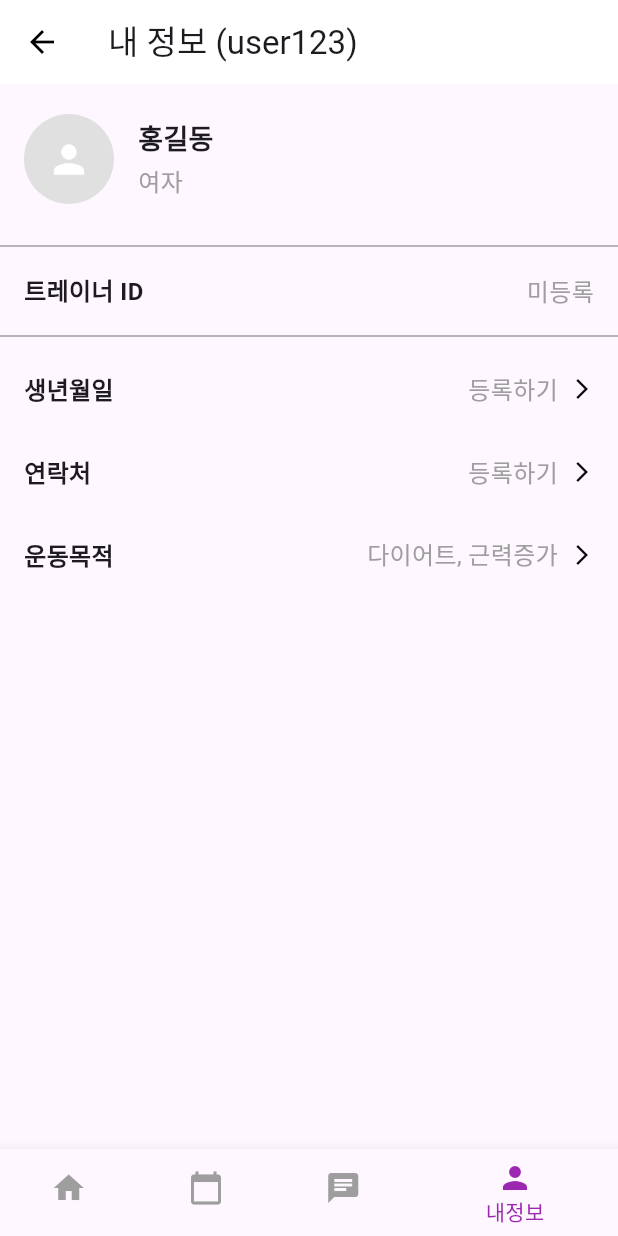
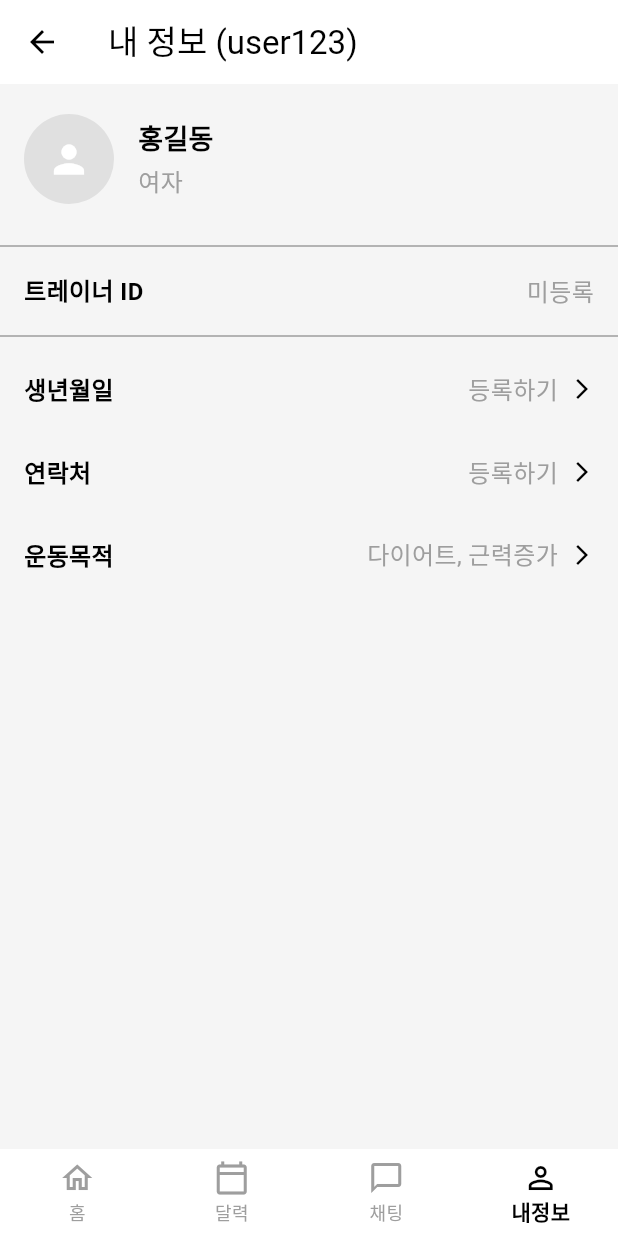
Before and after one commit to akyung123/-PT-, a Flutter app: the TabsUserScreen screen opened by its route, item 4 of the bottom bar chosen, on a phone screen of 412 x 824 dp. Run offline on Flutter 3.47's test engine with Material 3 defaults, Android fonts, the phone set to English and light mode, and no system bars; our stand-ins replace cloud_firestore, firebase_auth, firebase_core, shared_preferences, table_calendar; accounts and stored records are empty.

Commit message:
홈, 네비게이션바, 챗, 내정보란 디자인 변경

```diff
--- a/lib/screen/tabs/tabs_user_screen.dart
+++ b/lib/screen/tabs/tabs_user_screen.dart
@@ -36,23 +36,24 @@ class _TabsUserScreenState extends State<TabsUserScreen> {
     return Scaffold(
       body: _screens[_selectedIndex],
       bottomNavigationBar: BottomNavigationBar(
-        // currentIndex: _selectedIndex,
-        // onTap: (index) {
-        //   setState(() {
-        //     _selectedIndex = index;
-        //   });
-        // },
         backgroundColor: Colors.white,
         currentIndex: _selectedIndex,
         onTap: _onItemTapped,
-        selectedItemColor: Colors.purple, // 선택된 항목의 색상
+        selectedItemColor: Colors.black, // 선택된 항목의 색상
         unselectedItemColor: Colors.grey, // 선택되지 않은 항목의 색상
+        selectedLabelStyle: const TextStyle(fontWeight: FontWeight.bold),
+        unselectedLabelStyle: const TextStyle(fontWeight: FontWeight.normal),
+        type: BottomNavigationBarType.fixed, // 아이콘과 라벨 모두 표시
+        elevation: 0, // 그림자 제거
         items: const [
-          BottomNavigationBarItem(icon: Icon(Icons.home), label: '홈'),
           BottomNavigationBarItem(
-              icon: Icon(Icons.calendar_today), label: '달력'),
-          BottomNavigationBarItem(icon: Icon(Icons.chat), label: '채팅'),
-          BottomNavigationBarItem(icon: Icon(Icons.person), label: '내정보'),
+              icon: Icon(Icons.home_outlined), label: '홈'),
+          BottomNavigationBarItem(
+              icon: Icon(Icons.calendar_today_outlined), label: '달력'),
+          BottomNavigationBarItem(
+              icon: Icon(Icons.chat_bubble_outline), label: '채팅'),
+          BottomNavigationBarItem(
+              icon: Icon(Icons.person_outline), label: '내정보'),
         ],
       ),
     );
--- a/lib/screen/user/profile_user_screen.dart
+++ b/lib/screen/user/profile_user_screen.dart
@@ -11,7 +11,10 @@ class ProfileUserScreen extends StatelessWidget {
   Widget build(BuildContext context) {
     return Scaffold(
       appBar: AppBar(
-        title: Text('내 정보 ($memberId)'), // memberId를 제목에 표시
+        title: Text(
+          '내 정보 ($memberId)',
+          style: const TextStyle(color: Colors.black),
+        ), // memberId를 제목에 표시
         backgroundColor: Colors.white,
         elevation: 0,
         leading: IconButton(
@@ -21,6 +24,7 @@ class ProfileUserScreen extends StatelessWidget {
           },
         ),
       ),
+      backgroundColor: Colors.grey[100],
       body: Column(
         children: [
           // 사용자 기본 정보
@@ -41,8 +45,10 @@ class ProfileUserScreen extends StatelessWidget {
                   children: [
                     Text(
                       '홍길동', // 사용자 이름 (임시 값, Firestore 연동 필요)
-                      style:
-                          TextStyle(fontSize: 18, fontWeight: FontWeight.bold),
+                      style: TextStyle(
+                          fontSize: 18,
+                          fontWeight: FontWeight.bold,
+                          color: Colors.black),
                     ),
                     SizedBox(height: 4),
                     Text(
@@ -65,7 +71,10 @@ class ProfileUserScreen extends StatelessWidget {
               children: [
                 const Text(
                   '트레이너 ID',
-                  style: TextStyle(fontSize: 16, fontWeight: FontWeight.bold),
+                  style: TextStyle(
+                      fontSize: 16,
+                      fontWeight: FontWeight.bold,
+                      color: Colors.black),
                 ),
                 Text(
                   trainerId ?? '미등록', // 트레이너 ID가 없으면 '미등록' 표시
@@ -108,7 +117,8 @@ class ProfileUserScreen extends StatelessWidget {
           children: [
             Text(
               label,
-              style: const TextStyle(fontSize: 16, fontWeight: FontWeight.bold),
+              style: const TextStyle(
+                  fontSize: 16, fontWeight: FontWeight.bold, color: Colors.black),
             ),
             Row(
               children: [
@@ -118,7 +128,7 @@ class ProfileUserScreen extends StatelessWidget {
                 ),
                 const SizedBox(width: 8),
                 const Icon(Icons.arrow_forward_ios,
-                    size: 16, color: Color.fromARGB(255, 8, 8, 8)),
+                    size: 16, color: Colors.black),
               ],
             ),
           ],
```
Also changed, not shown: lib/screen/user/calendar_user_screen.dart (+66 -39 lines), lib/screen/user/chat_user_screen.dart (+29 -10 lines).
